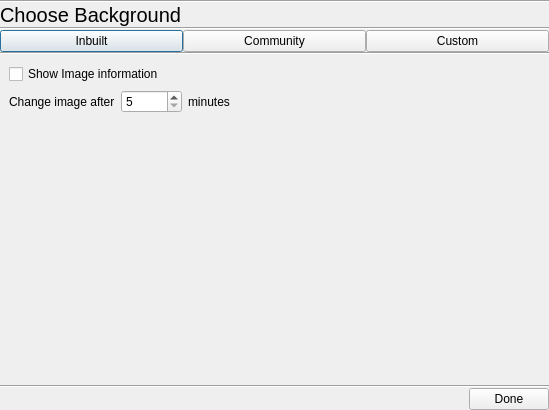
First picture: the form in shell/choosebackground.ui, repository vicr123/theshell, before the edit.
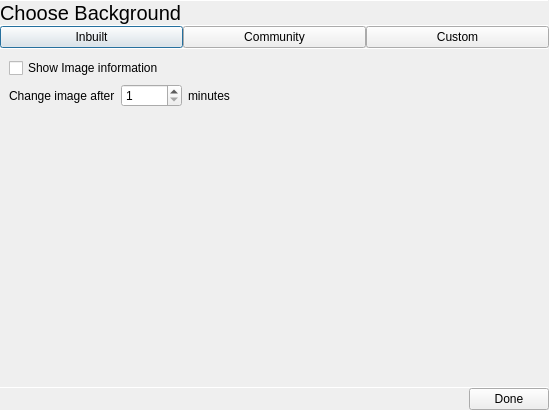
Second picture: the form after the edit. Icons and pictures are not drawn.

The edit to the form file:
```diff
--- a/shell/choosebackground.ui
+++ b/shell/choosebackground.ui
@@ -35,6 +35,12 @@
    </property>
    <item>
     <widget class="Line" name="line">
+     <property name="maximumSize">
+      <size>
+       <width>16777215</width>
+       <height>1</height>
+      </size>
+     </property>
      <property name="orientation">
       <enum>Qt::Horizontal</enum>
      </property>
@@ -57,6 +63,12 @@
    </item>
    <item>
     <widget class="Line" name="line_2">
+     <property name="maximumSize">
+      <size>
+       <width>16777215</width>
+       <height>1</height>
+      </size>
+     </property>
      <property name="orientation">
       <enum>Qt::Horizontal</enum>
      </property>
@@ -110,6 +122,12 @@
    </item>
    <item>
     <widget class="Line" name="line_3">
+     <property name="maximumSize">
+      <size>
+       <width>16777215</width>
+       <height>1</height>
+      </size>
+     </property>
      <property name="orientation">
       <enum>Qt::Horizontal</enum>
      </property>
@@ -188,7 +206,7 @@
          <item>
           <widget class="QSpinBox" name="waitTime">
            <property name="minimum">
-            <number>5</number>
+            <number>1</number>
            </property>
            <property name="maximum">
             <number>25200</number>
@@ -267,6 +285,12 @@
    </item>
    <item>
     <widget class="Line" name="line_4">
+     <property name="maximumSize">
+      <size>
+       <width>16777215</width>
+       <height>1</height>
+      </size>
+     </property>
      <property name="orientation">
       <enum>Qt::Horizontal</enum>
      </property>
```
